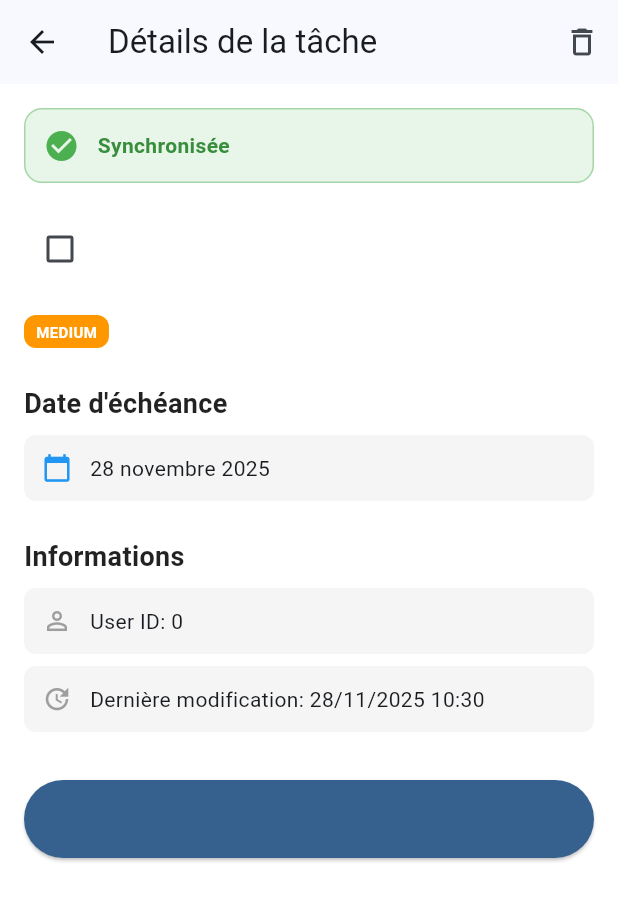
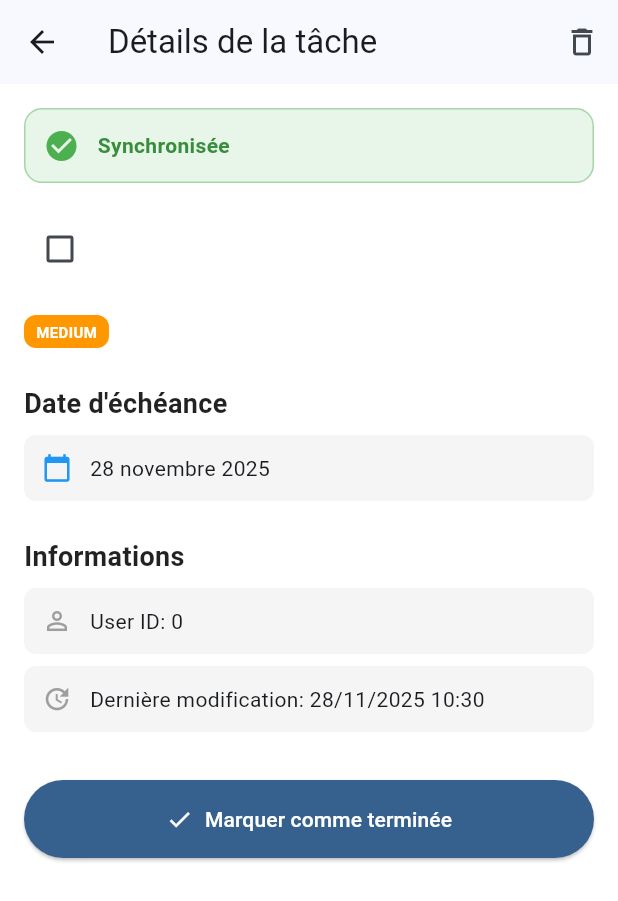
Before and after one commit to baillodev/offnote, a Flutter app: the TaskDetailScreen screen opened directly with empty values, on a phone screen of 412 x 824 dp. Shown: the top 901 px of the screen. Run offline on Flutter 3.47's test engine with Material 3 defaults, Android fonts, the light colour scheme and no system bars; our stand-ins replace connectivity_plus, sqflite; accounts and stored records are empty; network calls fail.

Commit message:
chore: change text color button

```diff
--- /dev/null
+++ b/devtools_options.yaml
@@ -0,0 +1,3 @@
+description: This file stores settings for Dart & Flutter DevTools.
+documentation: https://docs.flutter.dev/tools/devtools/extensions#configure-extension-enablement-states
+extensions:
--- a/lib/screens/task_detail_screen.dart
+++ b/lib/screens/task_detail_screen.dart
@@ -215,12 +215,16 @@
                     task.completed
                         ? 'Marquer comme non terminée'
                         : 'Marquer comme terminée',
+                    style: TextStyle(color: task.completed ? Theme.of(context).colorScheme.primary : Colors.white),
                   ),
                   style: ElevatedButton.styleFrom(
                     padding: const EdgeInsets.symmetric(vertical: 16),
                     backgroundColor: task.completed
                         ? Colors.orange
                         : Theme.of(context).colorScheme.primary,
+                    iconColor: task.completed
+                        ? Theme.of(context).colorScheme.primary
+                        : Colors.white,
                   ),
                 ),
               ),
```
